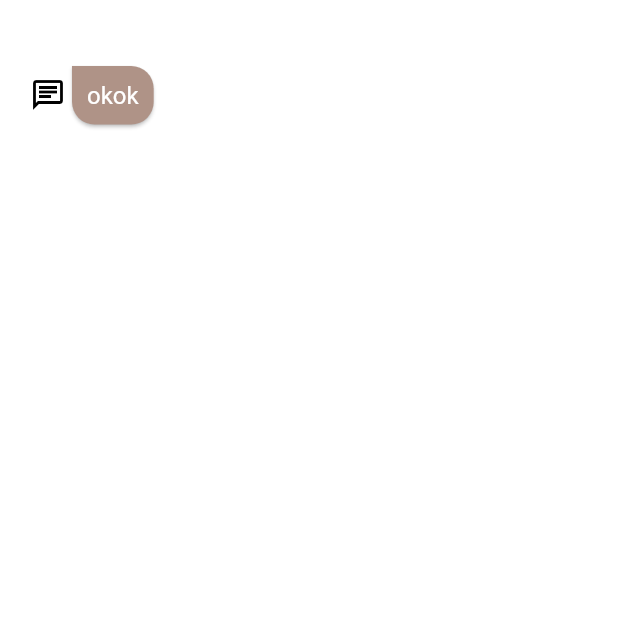
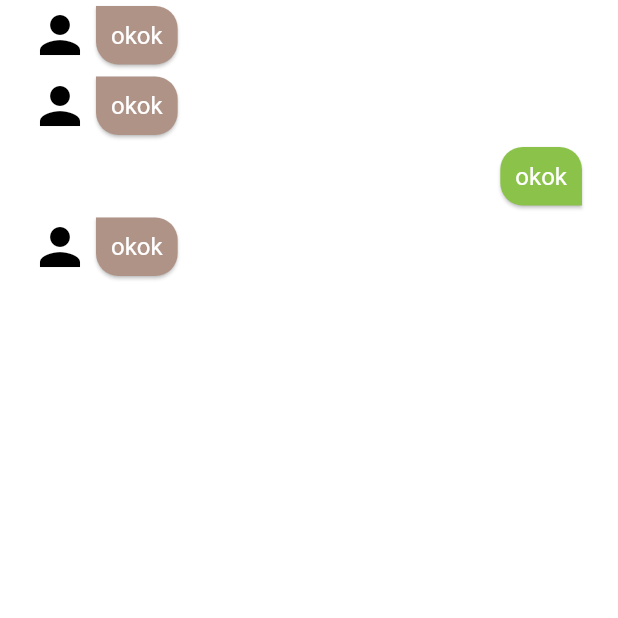
Before and after one commit to Hackathon-Brumaire/frontend, a Flutter app: the ChatPage screen opened by its route, on a phone screen of 412 x 824 dp, the top half of it. Run offline on Flutter 3.47's test engine with Material 2 defaults, Android fonts, the phone set to English and light mode, and no system bars; our stand-ins replace auto_route, bloc, freezed_annotation, socket_io_client, youtube_player_flutter; Roboto replaces fonts that are missing (Russo One).

Commit message:
feat : pending

```diff
--- a/lib/ui/pages/chat_page.dart
+++ b/lib/ui/pages/chat_page.dart
@@ -15,45 +15,91 @@ class ChatPage extends StatefulWidget {
 class _ChatPageState extends State<ChatPage> {
   @override
   Widget build(BuildContext context) {
-    return Scaffold(body: ListView.builder(
-      padding: EdgeInsets.symmetric(horizontal: 20, vertical: 40),
-      itemBuilder: (context, index){
-      return Bubble();
-    }, itemCount: fakeItems.length,));
+    return Scaffold(body: SafeArea(
+      child: ListView.builder(
+        padding: EdgeInsets.symmetric(horizontal: 20),
+        itemBuilder: (context, index){
+        return fakeItems[index];
+      }, itemCount: fakeItems.length,),
+    ));
   }
 }
 
 
 final fakeItems = [
-  "Bonjour"
+  BubbleWidget(),
+  BubbleWidget(),
+  BubbleWidget(userType: UserType.client,),
+  BubbleWidget(),
+  ProposalWidget()
 ];
 
 
-class Bubble extends StatefulWidget {
-  const Bubble({Key? key}) : super(key: key);
+
+
+
+
+enum UserType{
+  client,
+  bot,
+  pro
+}
+
+class BubbleWidget extends StatefulWidget {
+  const BubbleWidget({Key? key, this.userType = UserType.bot}) : super(key: key);
+
+  final UserType userType;
 
   @override
-  _BubbleState createState() => _BubbleState();
+  _BubbleWidgetState createState() => _BubbleWidgetState();
 }
 
-class _BubbleState extends State<Bubble> {
+class _BubbleWidgetState extends State<BubbleWidget> {
+
+
+  dynamic applyOnUserType(dynamic client, dynamic bot, dynamic pro) {
+    switch(widget.userType){
+      case UserType.client:
+        return client;
+      case UserType.bot:
+        return bot;
+      case UserType.pro:
+        return pro;
+    }
+  }
+
+
   @override
   Widget build(BuildContext context) {
-    return Row(children: [
-      Icon(Icons.chat_outlined, color: AppColors().black,),
+    return Row(
+      mainAxisAlignment: applyOnUserType(MainAxisAlignment.end,MainAxisAlignment.start, MainAxisAlignment.start),
+      children: [
+      if(widget.userType != UserType.client)
+        Icon(applyOnUserType(null, Icons.person, Icons.personal_video), color: const AppColors().black, size: 40,),
       Card(
-        color: AppColors().brown,
+        color: applyOnUserType(const AppColors().lightGreen, const AppColors().brown, const AppColors().lightBlue),
         shape: RoundedRectangleBorder(
           borderRadius: BorderRadius.only(
-            topLeft: Radius.circular(0),
+            topLeft: applyOnUserType(Radius.circular(15), Radius.circular(0), Radius.circular(0)),
             topRight: Radius.circular(15),
             bottomLeft: Radius.circular(15),
-            bottomRight: Radius.circular(15),
+            bottomRight:  applyOnUserType(Radius.circular(0), Radius.circular(15), Radius.circular(15)),
           )
         ),
         child: Container(
-          padding: EdgeInsets.all(10),
-          child: Text('okok', style: context.theme.primaryTextTheme.headline4?.copyWith(color: AppColors().white ),),),)
+          padding: const EdgeInsets.all(10),
+          child: Text('okok', style: context.theme.primaryTextTheme.headline4?.copyWith(color: const AppColors().white ),),),)
     ],);
   }
 }
+
+
+
+class ProposalWidget extends StatelessWidget {
+  const ProposalWidget({Key? key}) : super(key: key);
+
+  @override
+  Widget build(BuildContext context) {
+    return Container();
+  }
+}
--- a/lib/ui/theme/styles.dart
+++ b/lib/ui/theme/styles.dart
@@ -14,6 +14,7 @@ class AppColors {
   Color get white => Colors.white;
   Color get black => Colors.black;
   Color get lightBlue => Colors.lightBlueAccent;
+  Color get lightGreen => Colors.lightGreen;
   Color get brown => const Color(0xFFaf9387);
 }
 
```
